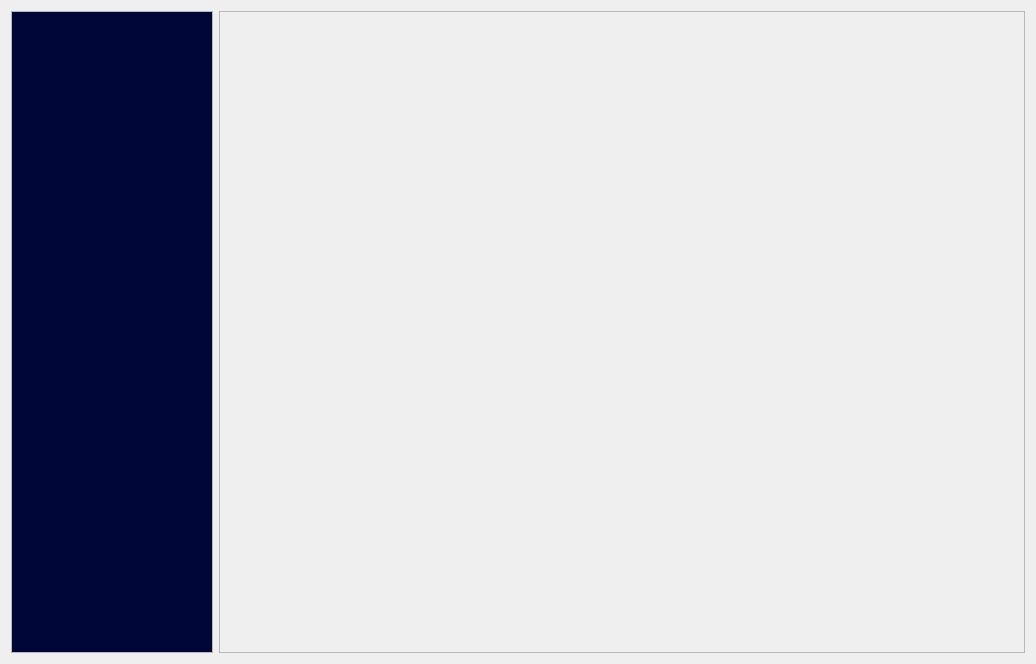
yujiecong/Qt-Zhku-Client, file Qt-Zhku-Client/ZhkuClientMain.ui: the form before one commit.
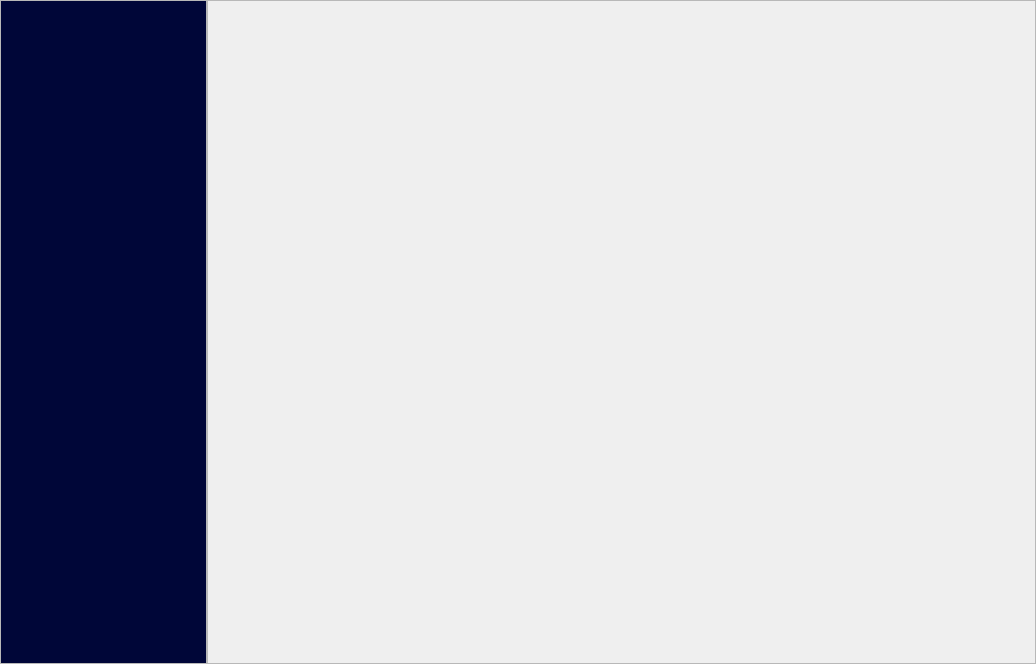
The form after the commit.

The edit to the form file:
```diff
--- a/Qt-Zhku-Client/ZhkuClientMain.ui
+++ b/Qt-Zhku-Client/ZhkuClientMain.ui
@@ -15,6 +15,21 @@
   </property>
   <widget class="QWidget" name="centralWidget">
    <layout class="QHBoxLayout" name="horizontalLayout" stretch="1,4">
+    <property name="spacing">
+     <number>0</number>
+    </property>
+    <property name="leftMargin">
+     <number>0</number>
+    </property>
+    <property name="topMargin">
+     <number>0</number>
+    </property>
+    <property name="rightMargin">
+     <number>0</number>
+    </property>
+    <property name="bottomMargin">
+     <number>0</number>
+    </property>
     <item>
      <widget class="QScrollArea" name="scrollArea">
       <property name="sizePolicy">
@@ -43,8 +58,8 @@
         <rect>
          <x>0</x>
          <y>0</y>
-         <width>200</width>
-         <height>644</height>
+         <width>205</width>
+         <height>662</height>
         </rect>
        </property>
        <property name="sizePolicy">
```
Left out of the diff: 7 changed lines with no effect on the pictures.
